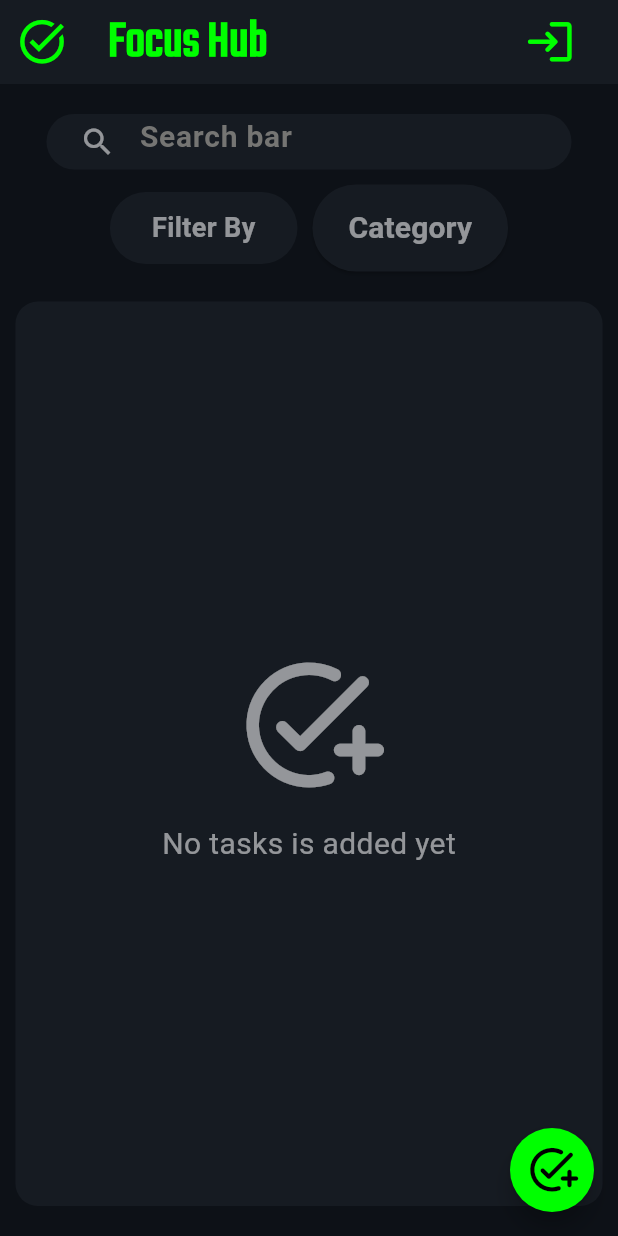
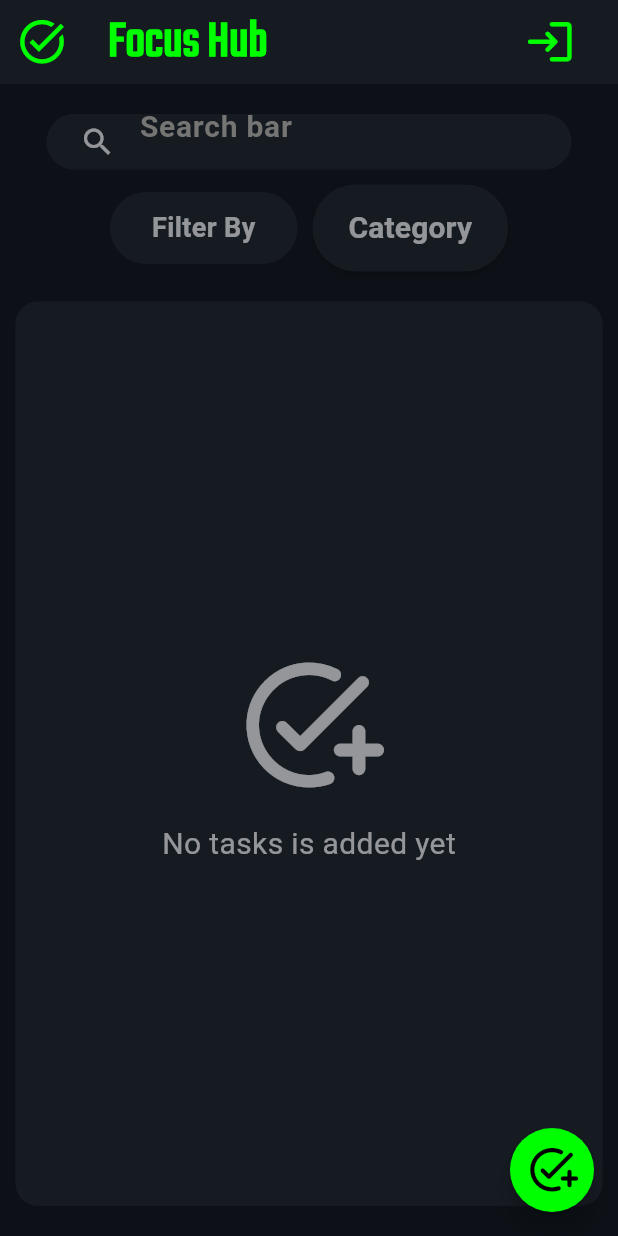
Before and after one commit to Dharanesh192/Flutter-Todo-List, a Flutter app: the screen it shows after launch, on a phone screen of 412 x 824 dp. Run offline on Flutter 3.47's test engine with Material 3 defaults, Android fonts, the phone set to English and light mode, and no system bars; our stand-ins replace connectivity_plus, sembast, sembast_web, supabase_flutter; accounts and stored records are empty.

Commit message:
Fix the little bug in deployment

```diff
--- a/lib/Screen/task_view.dart
+++ b/lib/Screen/task_view.dart
@@ -133,7 +133,7 @@ class TaskviewState extends State<Taskview>{
                                           decoration: BoxDecoration(
                                             borderRadius: BorderRadius.circular(10),
                                             border: Border.all(color: filtertask[index].deadline == null ? Colors.grey
-                                            : filtertask[index].deadline!.difference(currentDate).inHours  <= 96 && filtertask[index].deadline!.difference(currentDate).inHours > 0 ? Colors.orange
+                                            : filtertask[index].deadline!.difference(currentDate).inHours  <= 96 && filtertask[index].deadline!.difference(currentDate).inHours > 0 && filtertask[index].isComplete == false ? Colors.orange
                                             : filtertask[index].deadline!.difference(currentDate).inHours > 0 || filtertask[index].isComplete == true ? Colors.green
                                             : Colors.red,
                                             width: MediaQuery.of(context).size.width > 620 ? 2 : 1.5),
@@ -146,7 +146,7 @@ class TaskviewState extends State<Taskview>{
                                                IconButton(
                                                  icon: Icon(filtertask[index].isComplete ? Icons.task_alt : Icons.circle_outlined),
                                                  color:  filtertask[index].deadline == null ? Colors.green
-                                                : filtertask[index].deadline!.difference(currentDate).inHours  <= 96 && filtertask[index].deadline!.difference(currentDate).inHours > 0 ? Colors.orange
+                                                : filtertask[index].deadline!.difference(currentDate).inHours  <= 96 && filtertask[index].deadline!.difference(currentDate).inHours > 0 && filtertask[index].isComplete == false ? Colors.orange
                                                 : filtertask[index].deadline!.difference(currentDate).inHours > 0 || filtertask[index].isComplete == true ? Colors.green
                                                 : Colors.red,
                                                  onPressed: () async {
@@ -188,7 +188,7 @@ class TaskviewState extends State<Taskview>{
                                                         category: filtertask[index].category, // Use the task category from the list
                                                         deadline: filtertask[index].deadline, // Use the task deadline from the list
                                                         datecolor : filtertask[index].deadline == null ? 'grey'
-                                                        : filtertask[index].deadline!.difference(currentDate).inHours <= 96 && filtertask[index].deadline!.difference(currentDate).inHours > 0 ? 'orange'
+                                                        : filtertask[index].deadline!.difference(currentDate).inHours <= 96 && filtertask[index].deadline!.difference(currentDate).inHours > 0 && filtertask[index].isComplete == false? 'orange'
                                                         : filtertask[index].deadline!.difference(currentDate).inHours > 96 || filtertask[index].isComplete == true ? 'green'
                                                         : 'red',
                                                       ),
--- a/lib/main.dart
+++ b/lib/main.dart
@@ -258,7 +258,7 @@ class _Homepagestate extends State<Homepage> with WidgetsBindingObserver {
                         final searchbox = Expanded(
                           child: Container(
                             height: 48,
-                            margin: EdgeInsets.only(top: 20, bottom: 0),
+                            margin: EdgeInsets.only(top: 20),
                             padding: EdgeInsets.symmetric(horizontal: 10),
                             decoration: BoxDecoration(
                               color: Color.fromARGB(255, 22, 27, 34),
@@ -275,6 +275,7 @@ class _Homepagestate extends State<Homepage> with WidgetsBindingObserver {
                               hintText: 'Search bar',
                               hintStyle: TextStyle(color: Color.fromARGB(255, 117, 117, 115), fontWeight: FontWeight.w700, fontSize: 20,),
                               border: InputBorder.none,
+                              contentPadding: EdgeInsets.symmetric(vertical: 14)
                             ),
                             style: TextStyle(
                               color: Colors.white54,
```
